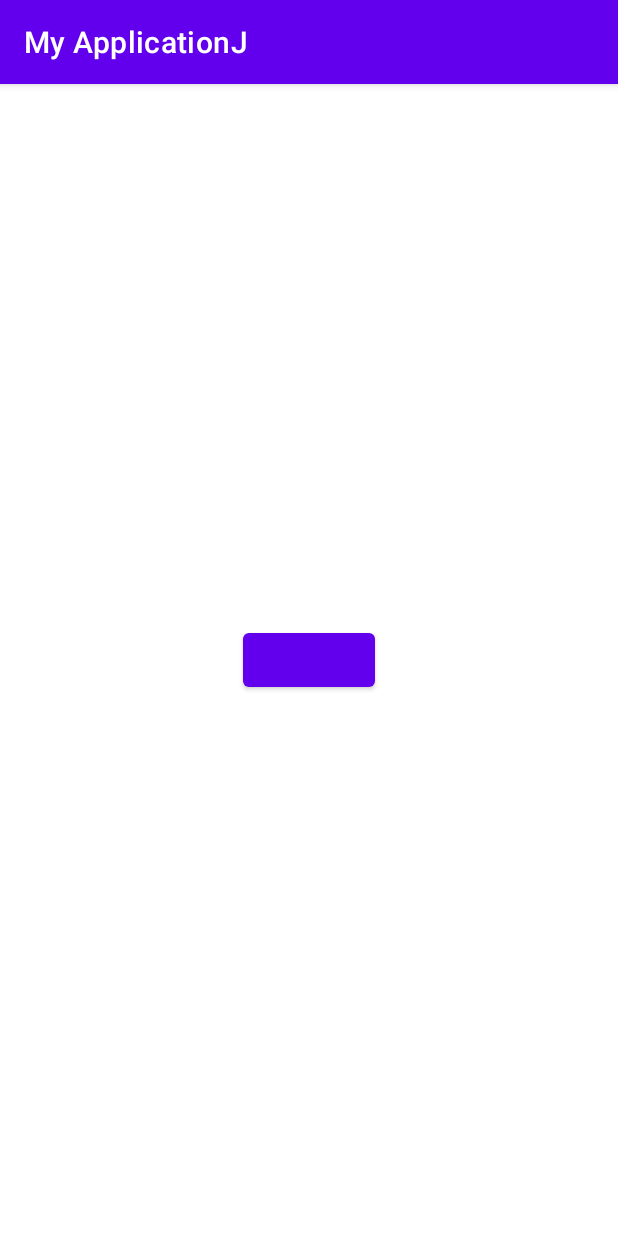
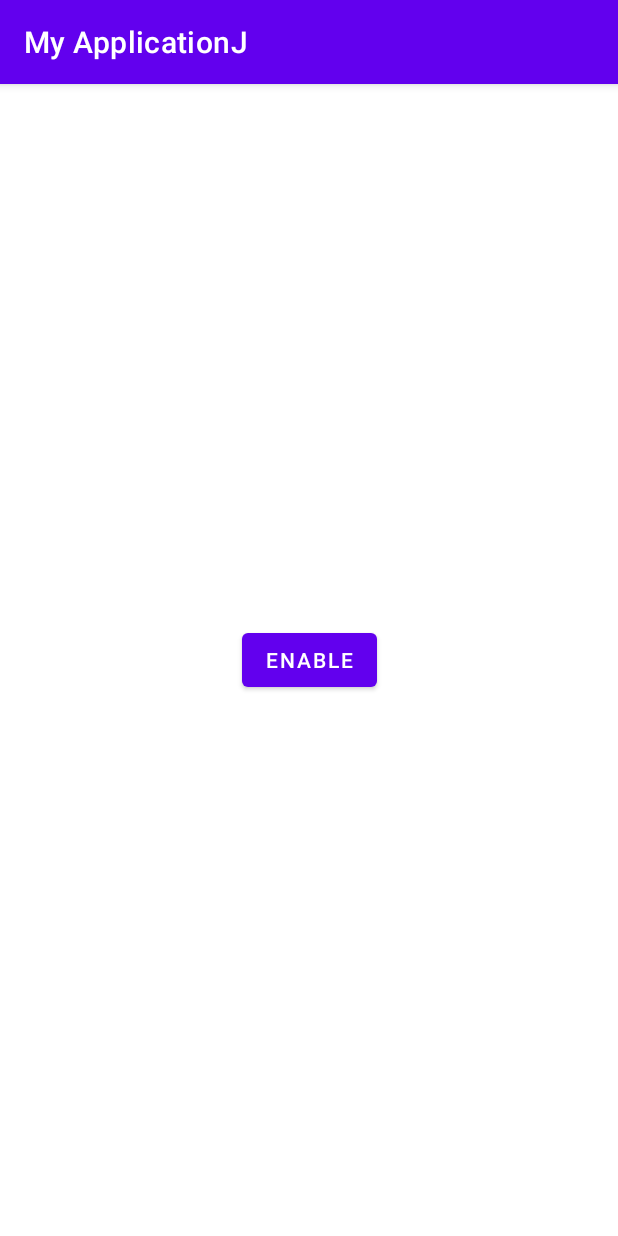
Before and after one commit to favas-uitoux/RabbitProject, an Android app: the screen it shows after launch (TestActivity), on a phone screen of 412 x 824 dp. Run offline under Robolectric (Android 15) with nearby library versions, the phone set to English and light mode, and no system bars.

Commit message:
accessibility_service

```diff
--- a/app/src/main/res/layout/activity_test.xml
+++ b/app/src/main/res/layout/activity_test.xml
@@ -10,6 +10,7 @@
       android:id="@+id/btn1"
         android:layout_width="wrap_content"
         android:layout_height="wrap_content"
+        android:text="Enable"
         app:layout_constraintStart_toStartOf="parent"
         app:layout_constraintEnd_toEndOf="parent"
         app:layout_constraintTop_toTopOf="parent"
```
